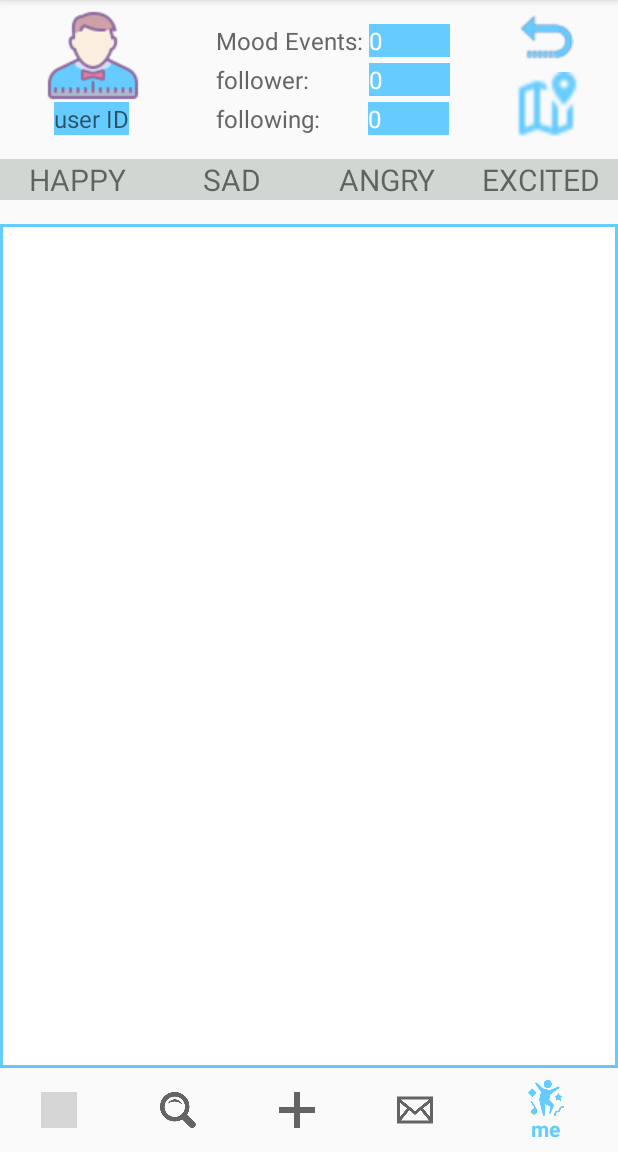
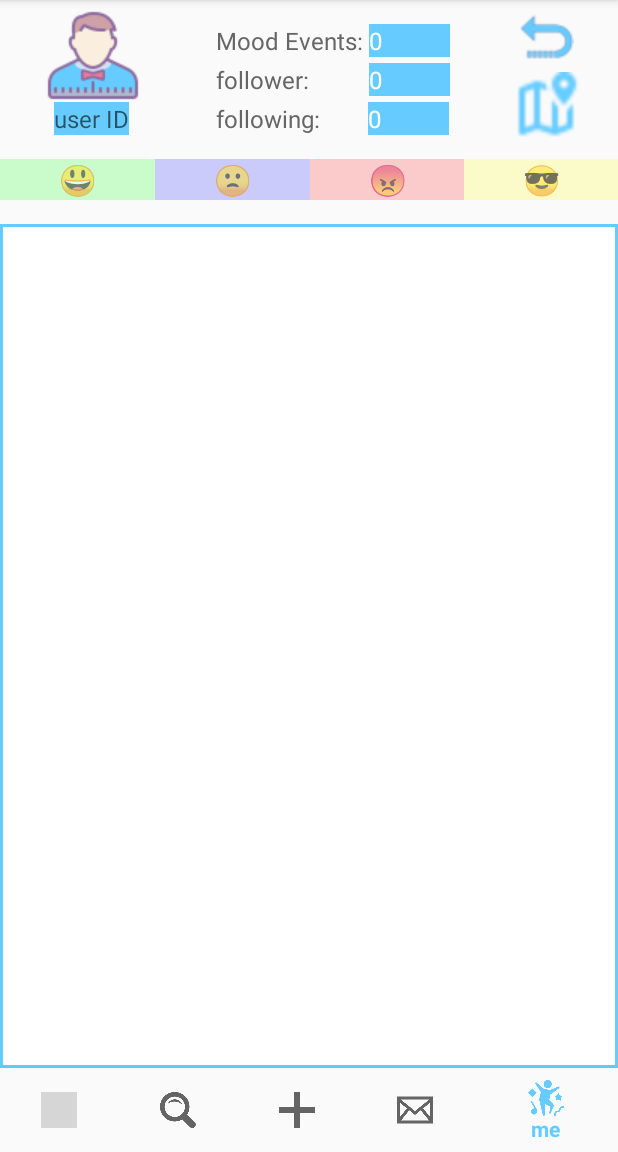
Before and after one commit to CMPUT301F19T14/CMPUT301Team14Project, an Android app: the SelfActivity screen opened directly, with no data from a screen before it, on a phone screen of 412 x 824 dp, the part 84-1236 px from its top. Run offline under Robolectric (Android 15) with nearby library versions, the phone set to English and light mode, and no system bars; our stand-ins replace Firebase (no records; nobody signed in at launch, a user with empty details on screens opened directly); 1 statement that could not run was skipped; grey boxes are pictures that could not be loaded.

Commit message:
correctly call User class and Filter method in SelfActivity

```diff
--- a/Mooditude/app/src/main/java/com/cmput301t14/mooditude/activities/SelfActivity.java
+++ b/Mooditude/app/src/main/java/com/cmput301t14/mooditude/activities/SelfActivity.java
@@ -6,9 +6,7 @@ import android.app.AlertDialog;
 import android.content.DialogInterface;
 import android.content.Intent;
 import android.graphics.Color;
-import android.graphics.drawable.ColorDrawable;
 import android.os.Bundle;
-import android.util.Log;
 import android.widget.AdapterView;
 import android.widget.ArrayAdapter;
 import android.widget.ListView;
@@ -32,7 +30,6 @@ import com.google.firebase.firestore.CollectionReference;
 import com.google.firebase.firestore.FirebaseFirestore;
 
 import java.util.ArrayList;
-import java.util.Arrays;
 import java.util.HashMap;
 import java.util.Map;
 
@@ -50,12 +47,14 @@ public class SelfActivity extends AppCompatActivity {
     ListView selfMoodEventList;
     ArrayAdapter<MoodEvent> selfMoodEventAdapter;
     ArrayList<MoodEvent> selfMoodEventDataList;
+    ArrayList<MoodEvent> filteredSelfMoodEventDataList;
 
     private FirebaseUser user;
     private FirebaseFirestore db;
     private FirebaseAuth mAuth;
     private String messageEmail;
 
+    private User userService;
 
     @Override
     protected void onCreate(Bundle savedInstanceState) {
@@ -77,6 +76,7 @@ public class SelfActivity extends AppCompatActivity {
 
         MenuBar menuBar = new MenuBar(SelfActivity.this, messageEmail, 4);
 
+        userService = new User();
         setUpMoodEventList();
         setUpDeleteMoodEvent();
 
@@ -92,7 +92,6 @@ public class SelfActivity extends AppCompatActivity {
 
         final CollectionReference collectionReference = db.collection("Users");
 
-
         followerTextView = findViewById(R.id.follower);
         numberFollowerTextView = findViewById(R.id.number_of_follower);
         numberFollowingTextView = findViewById(R.id.number_of_following);
@@ -100,138 +99,12 @@ public class SelfActivity extends AppCompatActivity {
         userNameTextView = findViewById(R.id.userNametextView);
         numberMoodEvents = findViewById(R.id.number_of_mood_events);
 
-        User user = new User();
         // Set up userName listener
-        user.listenUserName(userNameTextView);
-        user.listenFollowerNumber(numberFollowerTextView);
-        user.listenFollowingNumber(numberFollowingTextView);
-        user.listenMoodHistoryNumber(numberMoodEvents);
+        userService.listenUserName(userNameTextView);
+        userService.listenFollowerNumber(numberFollowerTextView);
+        userService.listenFollowingNumber(numberFollowingTextView);
+        userService.listenMoodHistoryNumber(numberMoodEvents);
 
-
-
-        TextView happyTextView = findViewById(R.id.happyTextView);
-        happyTextView.setBackgroundColor(-3090735);
-
-        TextView sadTextView = findViewById(R.id.sadTextView);
-        sadTextView.setBackgroundColor(-3090735);
-
-        TextView angryTextView = findViewById(R.id.angryTextView);
-        angryTextView.setBackgroundColor(-3090735);
-
-        TextView excitedTextView = findViewById(R.id.excitedTextView);
-        excitedTextView.setBackgroundColor(-3090735);
-
-        Map<String,TextView> emotionTextViewList= new HashMap<>();
-        emotionTextViewList.put("HAPPY",happyTextView);
-        emotionTextViewList.put("SAD",sadTextView);
-        emotionTextViewList.put("ANGRY",angryTextView);
-        emotionTextViewList.put("EXCITED",excitedTextView);
-
-        for(String emotion: User.getFilerList().keySet()){
-            TextView v =emotionTextViewList.get(emotion);
-            if (User.getFilerList().get(emotion)){
-                v.setBackgroundColor(new Mood(emotion).getColor());
-                v.getBackground().setAlpha(50);
-            }
-            else{
-                v.setBackgroundColor(Color.rgb(208, 214, 209));
-            }
-            v.setOnClickListener(new MoodFilterListener(emotion));
-        }
-
-
-
-//        happyTextView.setOnClickListener(new MoodFilterListener("HAPPY"));
-
-
-//        happyTextView.setOnClickListener(new View.OnClickListener() {
-//            @Override
-//            public void onClick(View v) {
-//                if (v.getBackground() instanceof ColorDrawable) {
-//                    ColorDrawable cd = (ColorDrawable) v.getBackground();
-//                    int color = cd.getColor();
-//                    Log.i("Color", String.valueOf(color));
-////                    Log.i("Color2",String.valueOf(Color.GRAY));
-//                    if (color == -3090735) {
-//                        v.setBackgroundColor(new Mood("HAPPY").getColor());
-//                        v.getBackground().setAlpha(50);
-//                        User.getFilerList().put("HAPPY",Boolean.FALSE);
-//                    } else {
-//                        v.setBackgroundColor(Color.rgb(208, 214, 209));
-//                        User.getFilerList().put("HAPPY",Boolean.TRUE);
-//                    }
-//
-//                }
-//
-//                Log.i("LOGAA",User.getFilerList().toString());
-//            }
-//        });
-
-
-
-//        sadTextView.setOnClickListener(new View.OnClickListener() {
-//            @Override
-//            public void onClick(View v) {
-//                if (v.getBackground() instanceof ColorDrawable) {
-//                    ColorDrawable cd = (ColorDrawable) v.getBackground();
-//                    int color = cd.getColor();
-//                    Log.i("Color", String.valueOf(color));
-////                    Log.i("Color2",String.valueOf(Color.GRAY));
-//                    if (color == -3090735) {
-//                        v.setBackgroundColor(new Mood("SAD").getColor());
-//                        v.getBackground().setAlpha(50);
-//                        User.getFilerList().put("SAD",Boolean.FALSE);
-//                    } else {
-//                        v.setBackgroundColor(Color.rgb(208, 214, 209));
-//                        User.getFilerList().put("SAD",Boolean.TRUE);
-//                    }
-//
-//                }
-//            }
-//        });
-
-//        angryTextView.setOnClickListener(new View.OnClickListener() {
-//            @Override
-//            public void onClick(View v) {
-//                if (v.getBackground() instanceof ColorDrawable) {
-//                    ColorDrawable cd = (ColorDrawable) v.getBackground();
-//                    int color = cd.getColor();
-//                    Log.i("Color", String.valueOf(color));
-////                    Log.i("Color2",String.valueOf(Color.GRAY));
-//                    if (color == -3090735) {
-//                        v.setBackgroundColor(new Mood("ANGRY").getColor());
-//                        v.getBackground().setAlpha(50);
-//                        User.getFilerList().put("ANGRY",Boolean.TRUE);
-//                    } else {
-//                        v.setBackgroundColor(Color.rgb(208, 214, 209));
-//                        User.getFilerList().put("ANGRY",Boolean.FALSE);
-//                    }
-//
-//                }
-//            }
-//        });
-
-//        excitedTextView.setOnClickListener(new View.OnClickListener() {
-//            @Override
-//            public void onClick(View v) {
-//                Log.i("Color4", "BERE");
-//                if (v.getBackground() instanceof ColorDrawable) {
-//                    ColorDrawable cd = (ColorDrawable) v.getBackground();
-//                    int color = cd.getColor();
-//                    Log.i("Color3", String.valueOf(color));
-////                    Log.i("Color2",String.valueOf(Color.GRAY));
-//                    if (color == -3090735) {
-//                        v.setBackgroundColor(new Mood("EXCITED").getColor());
-//                        v.getBackground().setAlpha(50);
-//                        User.getFilerList().put("EXCITED",Boolean.FALSE);
-//                    } else {
-//                        v.setBackgroundColor(Color.rgb(208, 214, 209));
-//                        User.getFilerList().put("EXCITED",Boolean.TRUE);
-//                    }
-//
-//                }
-//            }
-//        });
 /**
  *  Moved to User Class with realtime listener
  *  Original functinality:
@@ -324,20 +197,50 @@ public class SelfActivity extends AppCompatActivity {
     }
 
     /**
+     * setup the filter views and listeners
+     */
+    private void setUpFilters(){
+        TextView happyTextView = findViewById(R.id.happyTextView);
+        TextView sadTextView = findViewById(R.id.sadTextView);
+        TextView angryTextView = findViewById(R.id.angryTextView);
+        TextView excitedTextView = findViewById(R.id.excitedTextView);
+
+        Map<String,TextView> emotionTextViewList= new HashMap<>();
+        emotionTextViewList.put("HAPPY",happyTextView);
+        emotionTextViewList.put("SAD",sadTextView);
+        emotionTextViewList.put("ANGRY",angryTextView);
+        emotionTextViewList.put("EXCITED",excitedTextView);
+
+        for(String mood: userService.getFilterList().keySet()){
+            TextView v =emotionTextViewList.get(mood);
+            v.setText(new Mood(mood).getEmoticon());
+            if (userService.getFilterList().get(mood)){
+                v.setBackgroundColor(new Mood(mood).getColor());
+                v.getBackground().setAlpha(50);
+            }
+            else{
+                v.setBackgroundColor(Color.GRAY);
+                v.getBackground().setAlpha(50);
+            }
+            v.setOnClickListener(new MoodFilterListener(userService, mood));
+        }
+    }
+
+    /**
      * setup the Mood History, MoodEvent ListView and sync the data
      * and the click to edit functionality
      */
     private void setUpMoodEventList() {
         selfMoodEventList = findViewById(R.id.self_mood_event_list);
         selfMoodEventDataList = new ArrayList<>();
+        filteredSelfMoodEventDataList = new ArrayList<>();
 
-        selfMoodEventAdapter = new SelfMoodEventAdapter(this, selfMoodEventDataList);
+        selfMoodEventAdapter = new SelfMoodEventAdapter(this, filteredSelfMoodEventDataList);
 
         selfMoodEventList.setAdapter(selfMoodEventAdapter);
 
         // listen to selfMoodEventDataList sync with database
-        User user = new User();
-        user.listenSelfMoodEvents(selfMoodEventDataList, selfMoodEventAdapter);
+        userService.listenSelfMoodEvents(filteredSelfMoodEventDataList, selfMoodEventDataList, selfMoodEventAdapter);
 
         // click to view moodEvent
         selfMoodEventList.setOnItemClickListener(new AdapterView.OnItemClickListener() {
@@ -347,6 +250,8 @@ public class SelfActivity extends AppCompatActivity {
                 ViewEditMoodEventFragment.newInstance(selectedMoodEvent, true).show(getSupportFragmentManager(), "MoodEvent");
             }
         });
+
+        setUpFilters();
     }
 
     /**
@@ -385,7 +290,6 @@ public class SelfActivity extends AppCompatActivity {
      * When delete is confirmed, remove the moodEvent from the list
      */
     public void onConfirmPressed(MoodEvent selectedMoodEvent) {
-        User user = new User();
-        user.deleteMoodEvent(selectedMoodEvent);
+        userService.deleteMoodEvent(selectedMoodEvent);
     }
 }
```
